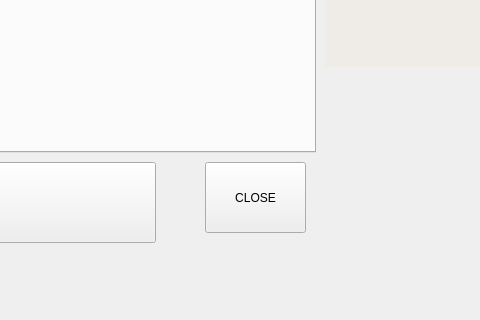
Qt form DriverStation/mainwindow.ui (dgitz/DriverStation) before a commit; both pictures show x 565 to 1045 and y 448 to 768 of the 1366 by 768 pixel window.
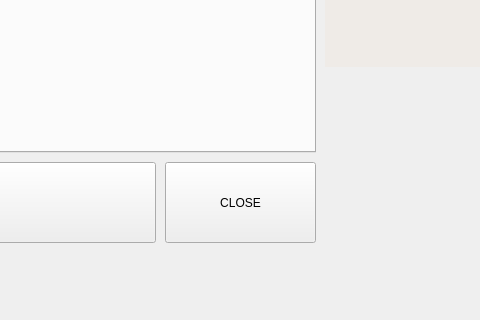
The same form after that commit.

Patch:
```diff
--- a/DriverStation/mainwindow.ui
+++ b/DriverStation/mainwindow.ui
@@ -17,10 +17,10 @@
    <widget class="QPushButton" name="bClose">
     <property name="geometry">
      <rect>
-      <x>770</x>
+      <x>730</x>
       <y>610</y>
-      <width>101</width>
-      <height>71</height>
+      <width>151</width>
+      <height>81</height>
      </rect>
     </property>
     <property name="text">
```
